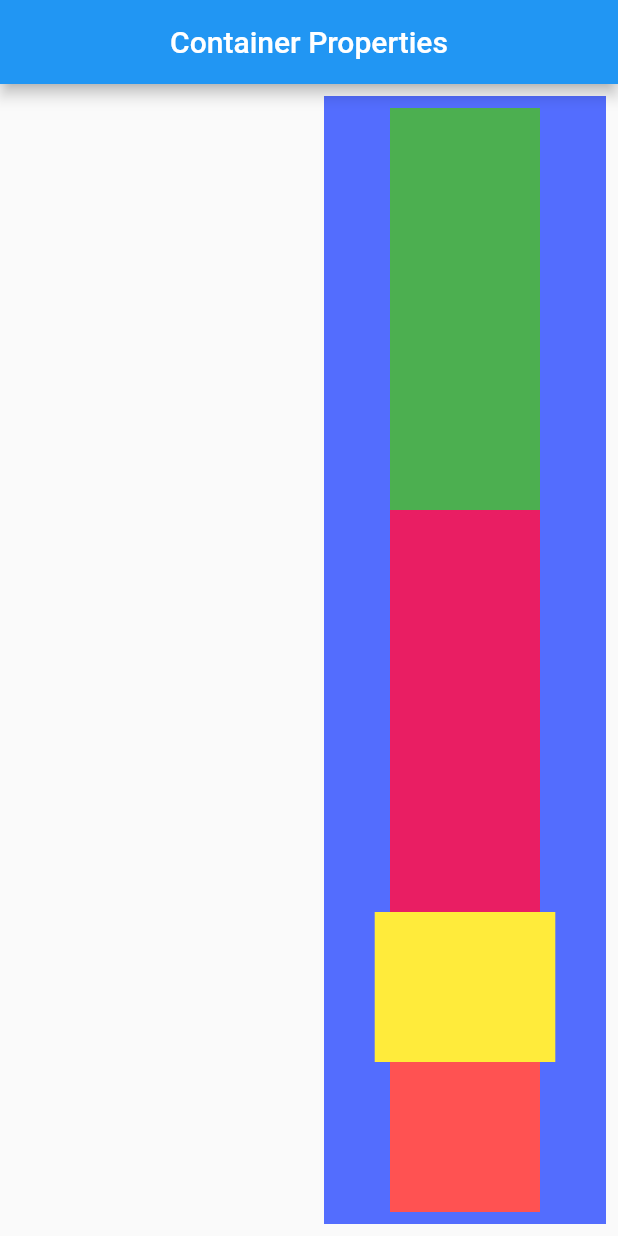
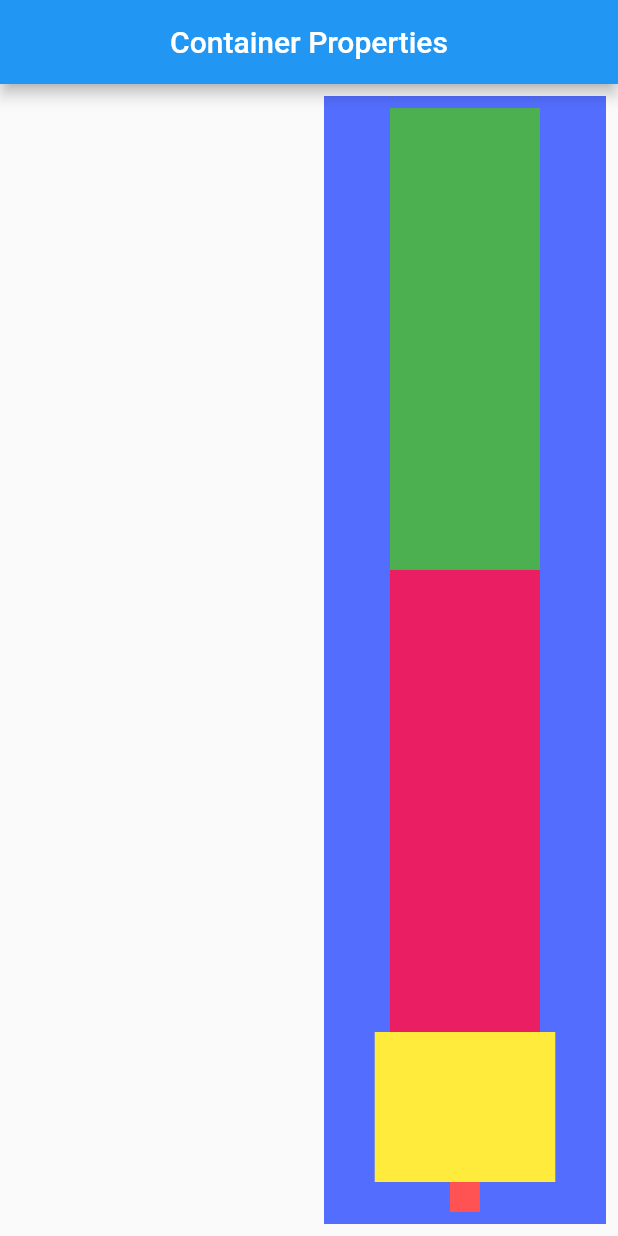
Before and after one commit to Er-Jrsingh/fluty_learn, a Flutter app: the screen it shows after launch, on a phone screen of 412 x 824 dp. Run offline on Flutter 3.47's test engine with Material 2 defaults, Android fonts, the phone set to English and light mode, and no system bars.

Commit message:
add Sized Box

```diff
--- a/lib/main.dart
+++ b/lib/main.dart
@@ -58,11 +58,15 @@ class HomePage extends StatelessWidget {
                         color: Colors.yellow,
                       ),
                     ),
-                    Container(
-                      padding: const EdgeInsets.all(8),
-                      width: 100,
-                      height: 100,
-                      color: Colors.redAccent,
+                    SizedBox(
+                      height: 20,
+                      width: 20,
+                      child: Container(
+                        padding: const EdgeInsets.all(8),
+                        width: 100,
+                        height: 100,
+                        color: Colors.redAccent,
+                      ),
                     ),
                   ],
                 ),
```
